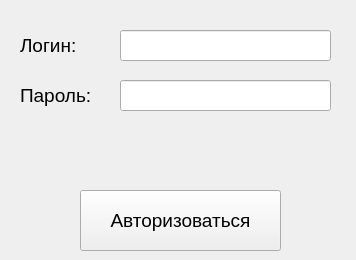
This is ui/authorization.ui in night0hunter/CashMachine as Qt 5 draws it before an edit. The edited form follows.
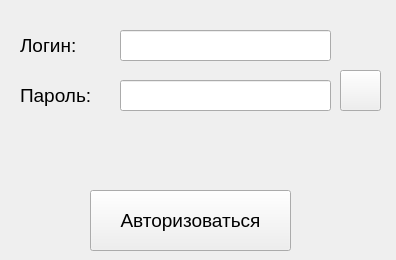
This is the edited form.

Commit message: hidePassword basic added

What changed in the file:
```diff
--- a/ui/authorization.ui
+++ b/ui/authorization.ui
@@ -6,7 +6,7 @@
    <rect>
     <x>0</x>
     <y>0</y>
-    <width>356</width>
+    <width>396</width>
     <height>260</height>
    </rect>
   </property>
@@ -16,7 +16,7 @@
   <widget class="QPushButton" name="auth_btn_2">
    <property name="geometry">
     <rect>
-     <x>80</x>
+     <x>90</x>
      <y>190</y>
      <width>201</width>
      <height>61</height>
@@ -91,7 +91,7 @@
     <rect>
      <x>70</x>
      <y>130</y>
-     <width>211</width>
+     <width>251</width>
      <height>41</height>
     </rect>
    </property>
@@ -113,6 +113,22 @@
    </property>
    <property name="inputMask">
     <string/>
+   </property>
+   <property name="text">
+    <string/>
+   </property>
+   <property name="echoMode">
+    <enum>QLineEdit::Password</enum>
+   </property>
+  </widget>
+  <widget class="QPushButton" name="hide_password">
+   <property name="geometry">
+    <rect>
+     <x>340</x>
+     <y>70</y>
+     <width>41</width>
+     <height>41</height>
+    </rect>
    </property>
    <property name="text">
     <string/>
```
The commit also changes 3 other files.
